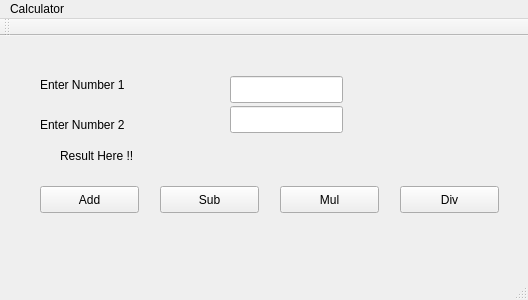
Before: the Qt Designer form calwidget.ui in jay3dec/QtSmapleApp, drawn with Qt 5.
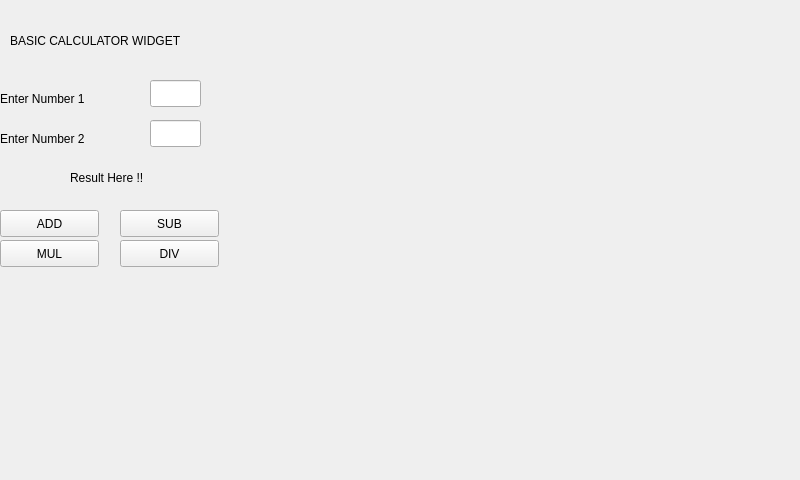
After: the same form once the commit is applied.

Patch:
```diff
--- a/calwidget.ui
+++ b/calwidget.ui
@@ -6,8 +6,8 @@
    <rect>
     <x>0</x>
     <y>0</y>
-    <width>528</width>
-    <height>300</height>
+    <width>800</width>
+    <height>480</height>
    </rect>
   </property>
   <property name="windowTitle">
@@ -17,9 +17,9 @@
    <widget class="QLabel" name="lblEnterNum1">
     <property name="geometry">
      <rect>
-      <x>40</x>
-      <y>40</y>
-      <width>111</width>
+      <x>0</x>
+      <y>90</y>
+      <width>121</width>
       <height>17</height>
      </rect>
     </property>
@@ -30,8 +30,8 @@
    <widget class="QLabel" name="lblEnterNum2">
     <property name="geometry">
      <rect>
-      <x>40</x>
-      <y>80</y>
+      <x>0</x>
+      <y>130</y>
       <width>111</width>
       <height>17</height>
      </rect>
@@ -40,25 +40,12 @@
      <string>Enter Number 2</string>
     </property>
    </widget>
-   <widget class="QPushButton" name="btnAdd">
-    <property name="geometry">
-     <rect>
-      <x>40</x>
-      <y>150</y>
-      <width>99</width>
-      <height>27</height>
-     </rect>
-    </property>
-    <property name="text">
-     <string>Add</string>
-    </property>
-   </widget>
    <widget class="QLineEdit" name="txtNum1">
     <property name="geometry">
      <rect>
-      <x>230</x>
-      <y>40</y>
-      <width>113</width>
+      <x>150</x>
+      <y>80</y>
+      <width>51</width>
       <height>27</height>
      </rect>
     </property>
@@ -66,91 +53,92 @@
    <widget class="QLineEdit" name="txtNum2">
     <property name="geometry">
      <rect>
-      <x>230</x>
-      <y>70</y>
-      <width>113</width>
+      <x>150</x>
+      <y>120</y>
+      <width>51</width>
       <height>27</height>
      </rect>
     </property>
    </widget>
+   <widget class="QPushButton" name="btnAdd">
+    <property name="geometry">
+     <rect>
+      <x>0</x>
+      <y>210</y>
+      <width>99</width>
+      <height>27</height>
+     </rect>
+    </property>
+    <property name="text">
+     <string>ADD</string>
+    </property>
+   </widget>
    <widget class="QPushButton" name="btnSub">
     <property name="geometry">
      <rect>
-      <x>160</x>
-      <y>150</y>
+      <x>120</x>
+      <y>210</y>
       <width>99</width>
       <height>27</height>
      </rect>
     </property>
     <property name="text">
-     <string>Sub</string>
+     <string>SUB</string>
     </property>
    </widget>
    <widget class="QPushButton" name="btnMul">
     <property name="geometry">
      <rect>
-      <x>280</x>
-      <y>150</y>
+      <x>0</x>
+      <y>240</y>
       <width>99</width>
       <height>27</height>
      </rect>
     </property>
     <property name="text">
-     <string>Mul</string>
+     <string>MUL</string>
+    </property>
+   </widget>
+   <widget class="QPushButton" name="btnDiv">
+    <property name="geometry">
+     <rect>
+      <x>120</x>
+      <y>240</y>
+      <width>99</width>
+      <height>27</height>
+     </rect>
+    </property>
+    <property name="text">
+     <string>DIV</string>
     </property>
    </widget>
    <widget class="QLabel" name="lblResult">
     <property name="geometry">
      <rect>
-      <x>60</x>
-      <y>110</y>
-      <width>411</width>
-      <height>20</height>
+      <x>70</x>
+      <y>170</y>
+      <width>101</width>
+      <height>16</height>
      </rect>
     </property>
     <property name="text">
      <string>Result Here !!</string>
     </property>
    </widget>
-   <widget class="QPushButton" name="btnDiv">
+   <widget class="QLabel" name="label_4">
     <property name="geometry">
      <rect>
-      <x>400</x>
-      <y>150</y>
-      <width>99</width>
-      <height>27</height>
+      <x>10</x>
+      <y>30</y>
+      <width>221</width>
+      <height>21</height>
      </rect>
     </property>
     <property name="text">
-     <string>Div</string>
+     <string>BASIC CALCULATOR WIDGET</string>
     </property>
    </widget>
   </widget>
-  <widget class="QMenuBar" name="menuBar">
-   <property name="geometry">
-    <rect>
-     <x>0</x>
-     <y>0</y>
-     <width>528</width>
-     <height>25</height>
-    </rect>
-   </property>
-   <widget class="QMenu" name="menuCalculator">
-    <property name="title">
-     <string>Calculator</string>
-    </property>
-   </widget>
-   <addaction name="menuCalculator"/>
-  </widget>
-  <widget class="QToolBar" name="mainToolBar">
-   <attribute name="toolBarArea">
-    <enum>TopToolBarArea</enum>
-   </attribute>
-   <attribute name="toolBarBreak">
-    <bool>false</bool>
-   </attribute>
-  </widget>
-  <widget class="QStatusBar" name="statusBar"/>
  </widget>
  <layoutdefault spacing="6" margin="11"/>
  <resources/>
```
Left out of the diff: 10 changed lines with no effect on the pictures.
